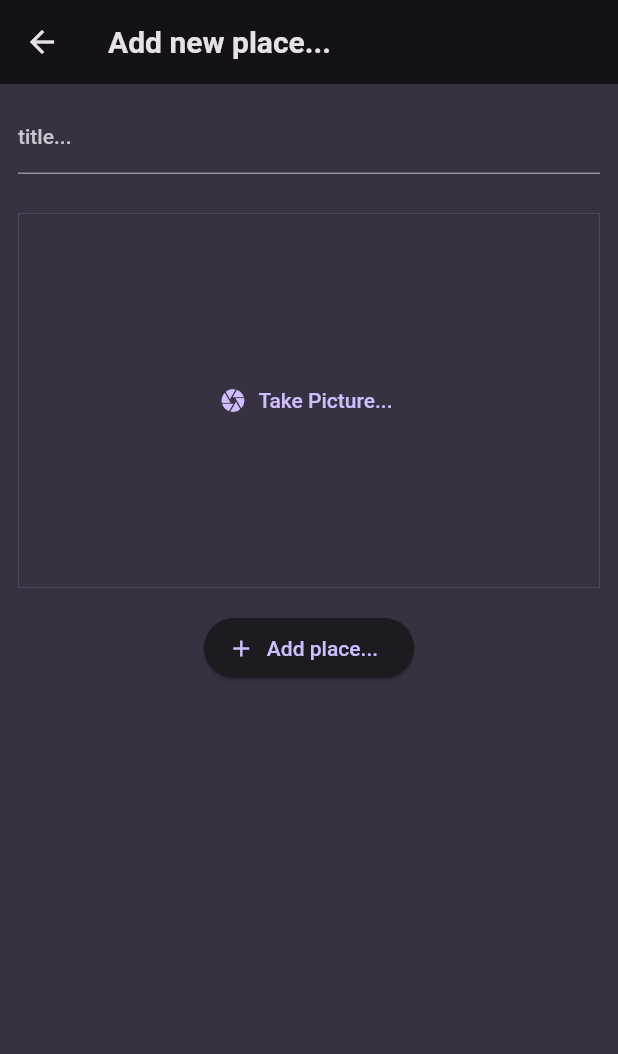
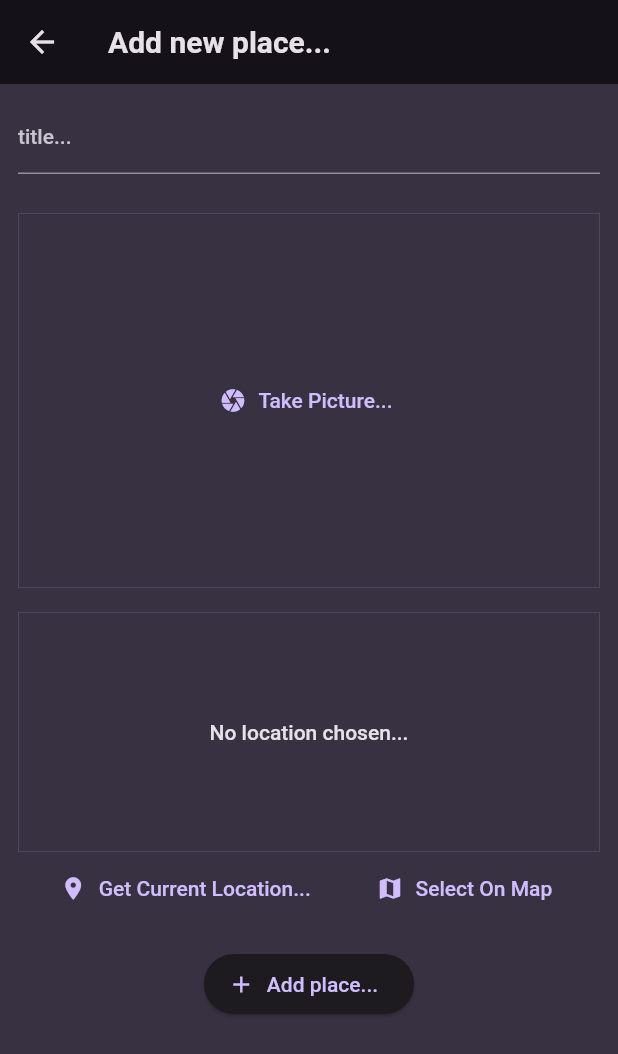
Before and after one commit to carlstep/fav_places_v1, a Flutter app: the screen it shows after launch, after a tap on the "add" icon, on a phone screen of 412 x 824 dp. Shown: the top 1054 px of the screen. Run offline on Flutter 3.47's test engine with Material 2 defaults, Android fonts, the phone set to English and light mode, and no system bars; our stand-ins replace flutter_riverpod, google_fonts, image_picker, location.

Commit message:
setup location package

```diff
--- a/lib/screen/add_place.dart
+++ b/lib/screen/add_place.dart
@@ -4,6 +4,7 @@ import 'dart:io';
 
 import 'package:fav_places_v1/providers/user_places_provider.dart';
 import 'package:fav_places_v1/widgets/image_input.dart';
+import 'package:fav_places_v1/widgets/location_input.dart';
 import 'package:flutter/material.dart';
 import 'package:flutter_riverpod/flutter_riverpod.dart';
 
@@ -69,6 +70,10 @@ class _AddPlaceScreenState extends ConsumerState<AddPlaceScreen> {
             const SizedBox(
               height: 16,
             ),
+            LocationInput(),
+            const SizedBox(
+              height: 16,
+            ),
             ElevatedButton.icon(
               onPressed: _savePlace,
               icon: const Icon(Icons.add),
--- a/lib/screen/places_screen.dart
+++ b/lib/screen/places_screen.dart
@@ -29,8 +29,11 @@ class PlacesScreen extends ConsumerWidget {
           ),
         ],
       ),
-      body: PlacesList(
-        places: userPlaces,
+      body: Padding(
+        padding: const EdgeInsets.all(8.0),
+        child: PlacesList(
+          places: userPlaces,
+        ),
       ),
     );
   }
--- /dev/null
+++ b/lib/widgets/location_input.dart
@@ -0,0 +1,97 @@
+import 'package:flutter/material.dart';
+import 'package:location/location.dart';
+
+class LocationInput extends StatefulWidget {
+  const LocationInput({super.key});
+
+  @override
+  State<LocationInput> createState() => _LocationInputState();
+}
+
+class _LocationInputState extends State<LocationInput> {
+  Location? _pickedLocation;
+  var _isGettingLocation = false;
+
+  void _getCurrentLocation() async {
+    Location location = Location();
+
+    bool serviceEnabled;
+    PermissionStatus permissionGranted;
+    LocationData locationData;
+
+    serviceEnabled = await location.serviceEnabled();
+    if (!serviceEnabled) {
+      serviceEnabled = await location.requestService();
+      if (!serviceEnabled) {
+        return;
+      }
+    }
+
+    permissionGranted = await location.hasPermission();
+    if (permissionGranted == PermissionStatus.denied) {
+      permissionGranted = await location.requestPermission();
+      if (permissionGranted != PermissionStatus.granted) {
+        return;
+      }
+    }
+
+    setState(() {
+      _isGettingLocation = true;
+    });
+
+    locationData = await location.getLocation();
+
+    setState(() {
+      _isGettingLocation = false;
+    });
+
+    print(locationData.latitude);
+    print(locationData.longitude);
+  }
+
+  @override
+  Widget build(BuildContext context) {
+    Widget previewContent = Text(
+      'No location chosen...',
+      textAlign: TextAlign.center,
+      style: Theme.of(context)
+          .textTheme
+          .bodyLarge!
+          .copyWith(color: Theme.of(context).colorScheme.onBackground),
+    );
+
+    if (_isGettingLocation) {
+      previewContent = const CircularProgressIndicator();
+    }
+
+    return Column(
+      children: [
+        Container(
+          height: 160,
+          width: double.infinity,
+          alignment: Alignment.center,
+          decoration: BoxDecoration(
+            border: Border.all(
+              width: .5,
+              color: Theme.of(context).colorScheme.primary.withOpacity(0.2),
+            ),
+          ),
+          child: previewContent,
+        ),
+        Row(
+          mainAxisAlignment: MainAxisAlignment.spaceEvenly,
+          children: [
+            TextButton.icon(
+                onPressed: _getCurrentLocation,
+                icon: const Icon(Icons.location_on),
+                label: const Text('Get Current Location...')),
+            TextButton.icon(
+                onPressed: () {},
+                icon: const Icon(Icons.map),
+                label: const Text('Select On Map')),
+          ],
+        ),
+      ],
+    );
+  }
+}
--- a/lib/widgets/places_list.dart
+++ b/lib/widgets/places_list.dart
@@ -28,6 +28,10 @@ class PlacesList extends StatelessWidget {
     return ListView.builder(
       itemCount: places.length,
       itemBuilder: (ctx, index) => ListTile(
+        leading: CircleAvatar(
+          radius: 26,
+          backgroundImage: FileImage(places[index].image),
+        ),
         title: Text(
           places[index].title,
           style: Theme.of(context).textTheme.titleMedium!.copyWith(
--- a/pubspec.yaml
+++ b/pubspec.yaml
@@ -13,6 +13,7 @@ dependencies:
   flutter_riverpod: ^2.3.6
   google_fonts: ^5.1.0
   image_picker: ^1.0.1
+  location: ^5.0.1
   uuid: ^3.0.7
 
 dev_dependencies:
```
Also changed, not shown: lib/screen/place_detail.dart (+9 -7 lines), pubspec.lock, 3 other files.
